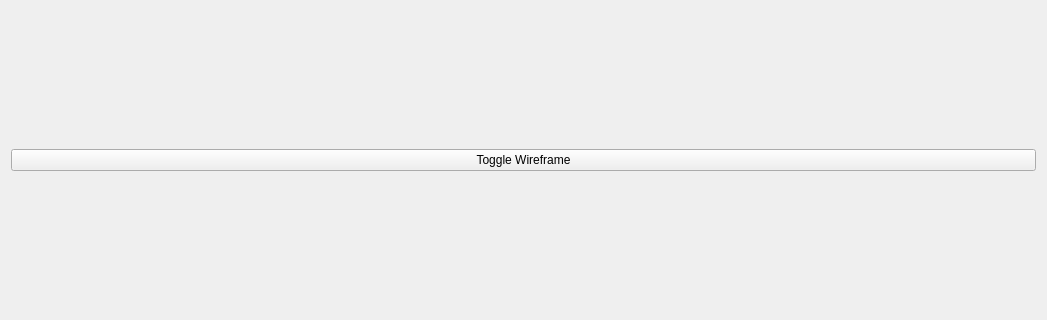
The window that mainwindow.ui (FredrikEik/Game_Engine_Architecture) describes before a commit, drawn with Qt 5; both pictures show x 0 to 1047 and y 118 to 438 of the 1047 by 788 pixel window.
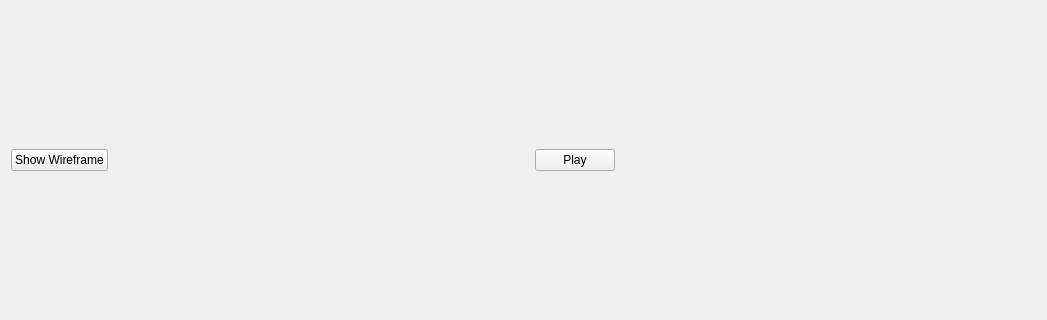
The same window after the commit.

Commit message:
Added Play button to start and stop sound and translation.
Translation is still made in RenderWindow.

What changed in the file:
```diff
--- a/mainwindow.ui
+++ b/mainwindow.ui
@@ -16,14 +16,57 @@
   <widget class="QWidget" name="centralWidget">
    <layout class="QVBoxLayout" name="verticalLayout">
     <item>
-     <widget class="QPushButton" name="pushButton">
-      <property name="text">
-       <string>Toggle Wireframe</string>
-      </property>
-      <property name="checkable">
-       <bool>true</bool>
-      </property>
-     </widget>
+     <layout class="QHBoxLayout" name="horizontalLayout">
+      <item>
+       <widget class="QPushButton" name="pb_toggleWireframe">
+        <property name="text">
+         <string>Show Wireframe</string>
+        </property>
+        <property name="checkable">
+         <bool>true</bool>
+        </property>
+       </widget>
+      </item>
+      <item>
+       <spacer name="horizontalSpacer">
+        <property name="orientation">
+         <enum>Qt::Horizontal</enum>
+        </property>
+        <property name="sizeHint" stdset="0">
+         <size>
+          <width>40</width>
+          <height>20</height>
+         </size>
+        </property>
+       </spacer>
+      </item>
+      <item>
+       <widget class="QPushButton" name="pb_togglePlay">
+        <property name="text">
+         <string>Play</string>
+        </property>
+        <property name="checkable">
+         <bool>true</bool>
+        </property>
+       </widget>
+      </item>
+      <item>
+       <spacer name="horizontalSpacer_2">
+        <property name="orientation">
+         <enum>Qt::Horizontal</enum>
+        </property>
+        <property name="sizeHint" stdset="0">
+         <size>
+          <width>40</width>
+          <height>20</height>
+         </size>
+        </property>
+       </spacer>
+      </item>
+     </layout>
+    </item>
+    <item>
+     <layout class="QVBoxLayout" name="OpenGLLayout"/>
     </item>
     <item>
      <widget class="QLabel" name="label">
```
Left out of the diff: 3 changed lines with no effect on the pictures. The commit also changes 6 other files.
